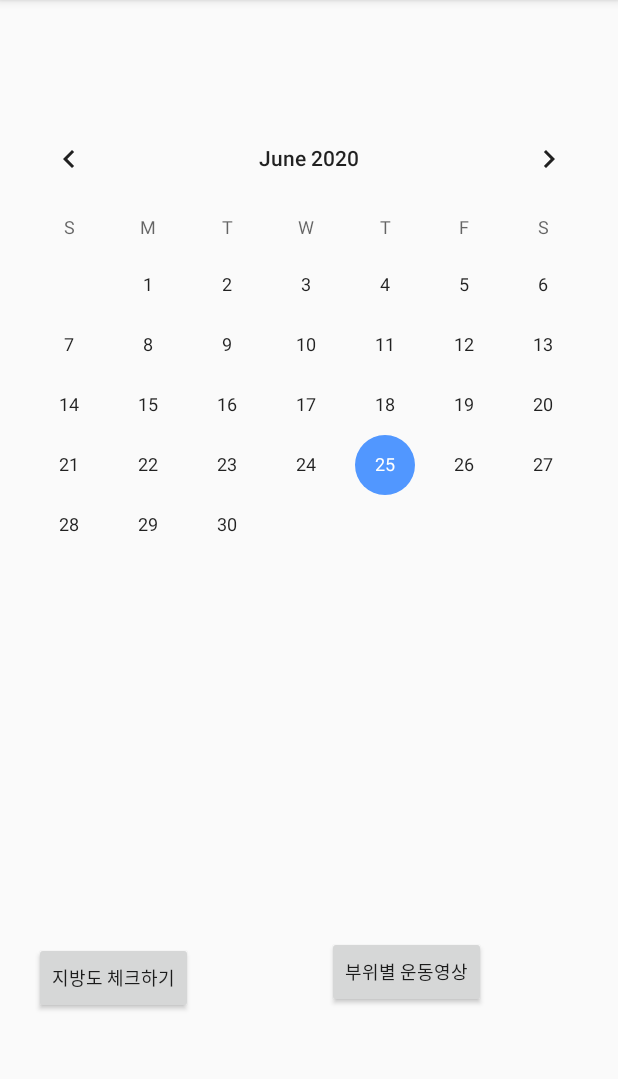
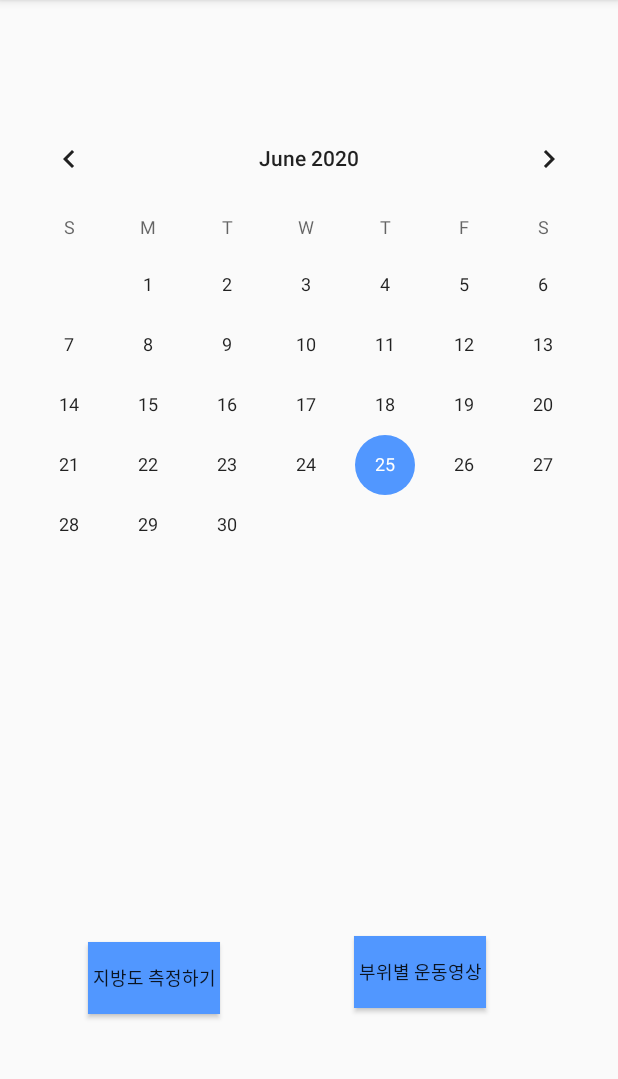
Before and after one commit to 201927055/myproject, an Android app: the screen it shows after launch (MainActivity), on a phone screen of 412 x 824 dp, the part 84-1163 px from its top. Run offline under Robolectric (Android 15) with nearby library versions, the phone set to English and light mode, and no system bars.

Commit message:
initial commit

```diff
--- a/app/src/main/java/com/youngjoo/DietApp/Exercise.java
+++ b/app/src/main/java/com/youngjoo/DietApp/Exercise.java
@@ -49,7 +49,6 @@ public class Exercise extends AppCompatActivity {
             view.setLayoutParams(new FrameLayout.LayoutParams(FrameLayout.LayoutParams.MATCH_PARENT,
                     FrameLayout.LayoutParams.MATCH_PARENT, Gravity.CENTER));
             v1.setOnKeyListener(new View.OnKeyListener(){
-                //뒤로가기 눌렀을때 앱으로 돌아가기
                 @Override
                 public boolean onKey(View v, int keyCode, KeyEvent event){
                     if(keyCode == KeyEvent.KEYCODE_BACK&&event.getAction()==KeyEvent.ACTION_DOWN){
@@ -59,6 +58,7 @@ public class Exercise extends AppCompatActivity {
                     return false;
                 }
             });
+            //뒤로가기 눌렀을때 앱으로 돌아가기
             videoCustomView= view;
             customView.setVisibility(View.VISIBLE);
             customView.bringToFront();
--- a/app/src/main/java/com/youngjoo/DietApp/Measure.java
+++ b/app/src/main/java/com/youngjoo/DietApp/Measure.java
@@ -33,7 +33,6 @@ public class Measure extends AppCompatActivity {
                    {
                    String height1 =  h1.getText().toString();
                    String weight1 =  w1.getText().toString();
-
                    double cons1 = Double.parseDouble(weight1) / Double.parseDouble(height1) / Double.parseDouble(height1);
                    c1.setText(Double.toString(cons1));
                    }
--- a/app/src/main/res/layout/activity_main.xml
+++ b/app/src/main/res/layout/activity_main.xml
@@ -31,7 +31,8 @@
         android:layout_marginEnd="89dp"
         android:layout_marginRight="89dp"
         android:layout_marginBottom="92dp"
-        android:text="지방도 체크하기"
+        android:background="@color/colorAccent"
+        android:text="지방도 측정하기"
         android:textSize="12sp"
         app:layout_constraintBottom_toBottomOf="parent"
         app:layout_constraintEnd_toStartOf="@+id/btnE"
@@ -45,6 +46,7 @@
         android:layout_marginEnd="88dp"
         android:layout_marginRight="88dp"
         android:layout_marginBottom="96dp"
+        android:background="@color/colorAccent"
         android:text="부위별 운동영상"
         android:textSize="12sp"
         app:layout_constraintBottom_toBottomOf="parent"
--- a/app/src/main/res/values/colors.xml
+++ b/app/src/main/res/values/colors.xml
@@ -2,5 +2,5 @@
 <resources>
     <color name="colorPrimary">#51c0fa</color>
     <color name="colorPrimaryDark">#a5e0fe</color>
-    <color name="colorAccent">#5197ff</color>
+    <color name="colorAccent">#5197FF</color>
 </resources>
```
Also changed, not shown: app/src/main/java/com/youngjoo/DietApp/BodyCheck.java (+4 -3 lines), app/src/main/res/layout/activity_bodycheck.xml (+0 -13 lines). Lines whose indentation alone changed are shown as unchanged.
